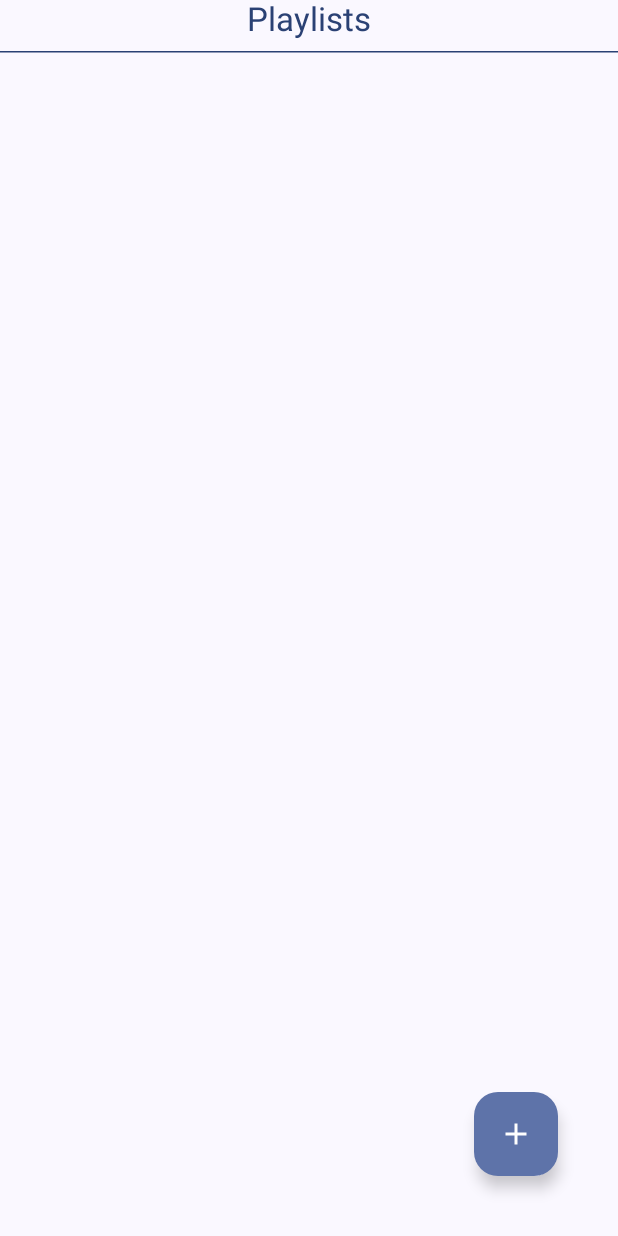
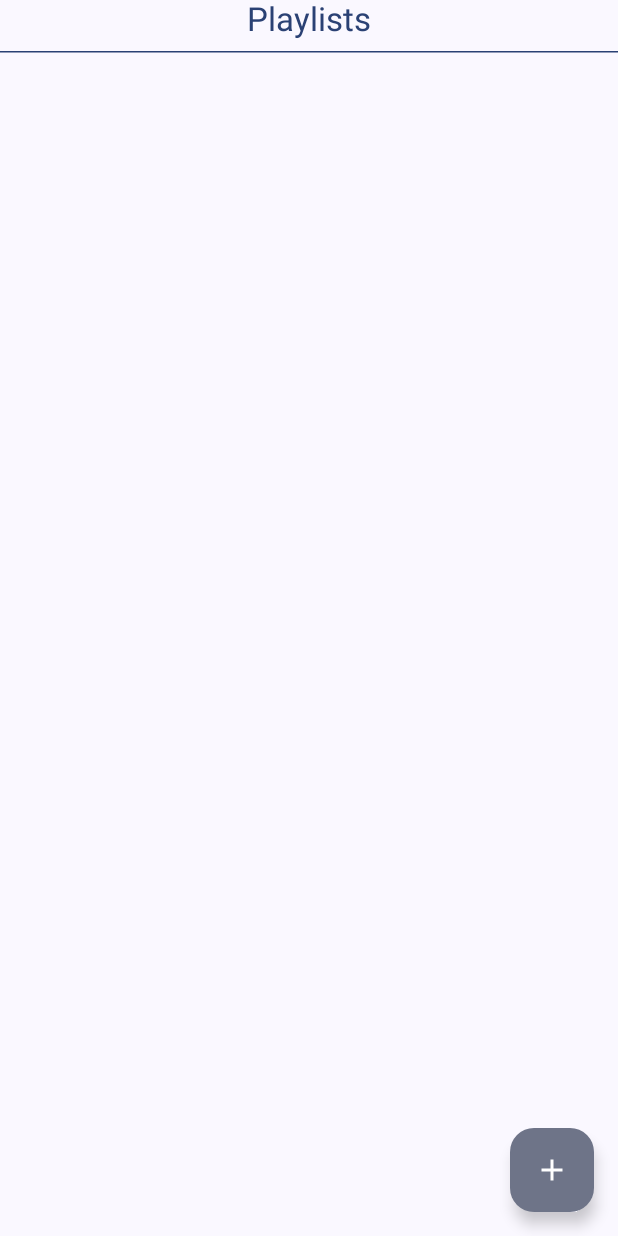
Before and after one commit to bdlepla/MyMusicPlayer, an Android app built with Jetpack Compose: the composable PlaylistScreen called with empty values, on a phone screen of 412 x 824 dp. Run offline under Robolectric (Android 15) with nearby library versions, the phone set to English and light mode, and no system bars; 8 statements that could not run were skipped.

Commit message:
Fixed floating action button on Playlist screen to show no matter what is underneath it.

```diff
--- a/app/src/main/java/com/bdlepla/android/mymusicplayer/ui/PlaylistScreen.kt
+++ b/app/src/main/java/com/bdlepla/android/mymusicplayer/ui/PlaylistScreen.kt
@@ -24,6 +24,7 @@ import com.bdlepla.android.mymusicplayer.extensions.toHourMinutesSeconds
 import com.bdlepla.android.mymusicplayer.extensions.toImagePainter
 import com.bdlepla.android.mymusicplayer.ui.theme.MyMusicPlayerTheme
 
+@OptIn(ExperimentalMaterial3Api::class)
 @Composable
 fun PlaylistScreen(
     playlistList: List<PlaylistInfo>,
@@ -67,7 +68,9 @@ fun PlaylistScreen(
                             )
                         }
                         Spacer(modifier = Modifier.padding(all = 4.dp))
-                        androidx.compose.material.TextField(value=savedPlaylistNameToAdd.value, onValueChange = onTextBoxUpdate)
+                        androidx.compose.material.TextField(
+                            value=savedPlaylistNameToAdd.value,
+                            onValueChange = onTextBoxUpdate)
                         Spacer(modifier = Modifier.padding(all = 4.dp))
                         androidx.compose.material.Button(onClick = onAddButtonClick) {
                             androidx.compose.material.Text("Add")
@@ -78,16 +81,17 @@ fun PlaylistScreen(
         }
     }
 
-    Box {
+    Scaffold (
+        floatingActionButton = {
             FloatingActionButton(
                 onClick = onAddNewPlaylist,
-            modifier = Modifier
-                .align(alignment = Alignment.BottomEnd)
-                .padding(40.dp)
-        ) {
+                containerColor = MaterialTheme.colorScheme.secondaryContainer) {
+
                 Icon(Icons.Filled.Add, "")
             }
-        Column {
+        },
+        content = {
+            Column(Modifier.padding(it)) {
                 Text(
                     modifier = Modifier.align(alignment = Alignment.CenterHorizontally),
                     text = "Playlists",
@@ -99,6 +103,7 @@ fun PlaylistScreen(
                 PlaylistList(playlistList, onClick, onLongPress)
             }
         }
+    )
 }
 
 @Composable
@@ -131,7 +136,7 @@ fun Playlist(playlistInfo: PlaylistInfo,
              onLongPress: (PlaylistInfo)->Unit=emptyFunction1()) {
     Row(verticalAlignment = Alignment.CenterVertically,
         modifier = Modifier
-            .background(color=MaterialTheme.colorScheme.background)
+            .background(color = MaterialTheme.colorScheme.background)
             .fillMaxWidth()
             .combinedClickable(
                 onClick = { onClick(playlistInfo) },
```
Lines whose indentation alone changed are shown as unchanged.
